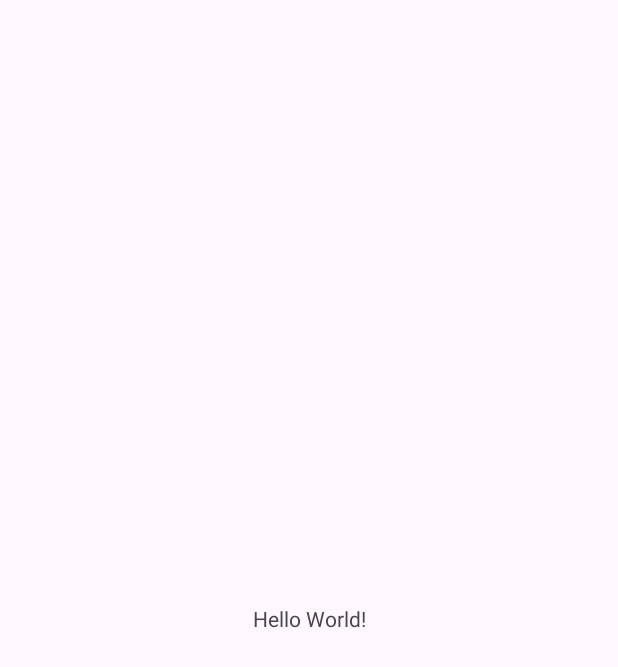
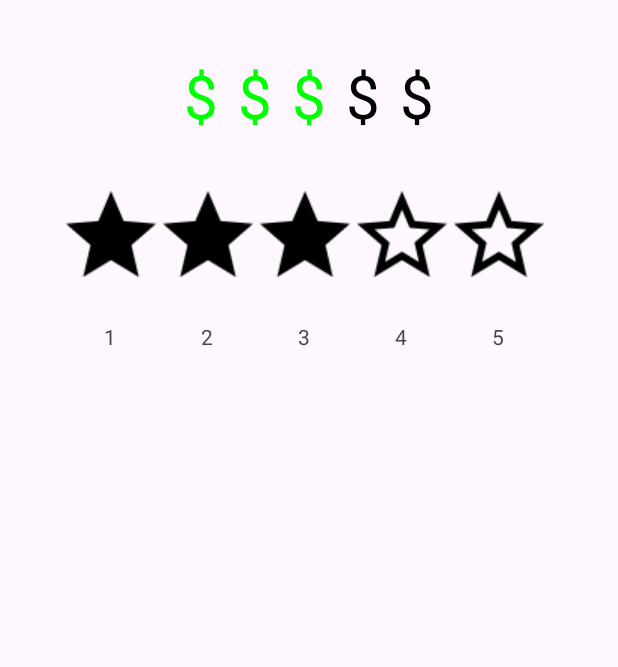
Before and after one commit to vishnukumar7/TypeRatingBar, an Android app: the screen it shows after launch (MainActivity), on a phone screen of 412 x 824 dp. Before the commit the part shown is almost empty. Shown: the top 667 px of the screen. Run offline under Robolectric (Android 15) with nearby library versions, the phone set to English and light mode, and no system bars.

Commit message:
2 type added 1. Text View Rating Bar 2. Image View Rating Bar

```diff
--- a/Type-Rating-Bar/src/main/java/io/github/typeratingbar/TypeRatingBar.kt
+++ b/Type-Rating-Bar/src/main/java/io/github/typeratingbar/TypeRatingBar.kt
@@ -2,6 +2,7 @@ package io.github.typeratingbar
 
 import android.annotation.SuppressLint
 import android.content.Context
+import android.content.res.ColorStateList
 import android.graphics.Color
 import android.graphics.Typeface
 import android.graphics.drawable.Drawable
@@ -14,41 +15,61 @@ import android.view.ViewGroup
 import android.widget.ImageView
 import android.widget.LinearLayout
 import android.widget.TextView
+import androidx.core.view.setPadding
+import java.time.format.TextStyle
 
 class TypeRatingBar(context: Context, attrs: AttributeSet) : LinearLayout(context, attrs) {
 
     private val DF_TOTAL_TICKS = 5
     private val DF_DEFAULT_TICKS = 3
-    private val DF_SIZE=R.dimen.trb_drawable_tick_default_star_size
-    private val DF_STAR_TO_TEXT=R.dimen.trb_drawable_tick_default_star_to_text_view_size
+    private val DF_SIZE=R.dimen.trb_drawable_star_default_star_size
+    private val DF_STAR_TO_TEXT=R.dimen.trb_drawable_star_default_star_to_text_view_size
     private val DF_CLICKABLE = true
-    private val DF_SYMBOLIC_TICK_RES: Int = R.string.trb_default_symbolic_string
-    private val DF_SYMBOLIC_TEXT_SIZE_RES: Int = R.dimen.trb_symbolic_tick_default_text_size
-    private val DF_SYMBOLIC_TEXT_STYLE = Typeface.NORMAL
-    private val DF_SYMBOLIC_TEXT_NORMAL_COLOR = Color.BLACK
-    private val DF_SYMBOLIC_TEXT_SELECTED_COLOR = Color.GRAY
-    private val DF_TICK_SPACING_RES: Int = R.dimen.trb_drawable_tick_default_spacing
+    private val DF_STAR_TICK_RES: Int = R.string.trb_default_text_string
+    private val DF_STAR_TEXT_SIZE_RES: Int = R.dimen.trb_symbolic_star_default_text_size
+    private val DF_STAR_TEXT_STYLE = Typeface.NORMAL
+    private val DF_STAR_TEXT_NORMAL_COLOR = Color.BLACK
+    private val DF_STAR_TEXT_SELECTED_COLOR = Color.GRAY
+    private val DF_STAR_NORMAL_DRAWABLE = R.drawable.ic_star_normal
+    private val DF_STAR_TINT_COLOR=R.color.trb_star_tint_color
+    private val DF_STAR_SELECTED_DRAWABLE=R.drawable.ic_star_selected
+    private val DF_TICK_SPACING_RES: Int = R.dimen.trb_drawable_star_default_spacing
     private val DF_RATING_BAR_TYPE=0
+    private val DF_PADDING_HORIZONTAL=R.dimen.trb_text_padding_horizontal
 
 
     private var totalTicks = 0
     private var lastSelectedTickIndex = 0
-    private var clickable = false
-    private var symbolicTick: String? = null
+    private var clickable = true
+    private var symbolicStar: String? = null
     private var customTextSize = 0
+    private var paddingHorizontal= 0
     private var customTextStyle = 0
     private var customTextNormalColor = 0
     private var customTextSelectedColor = 0
+    private var customStarTintColorStateList : ColorStateList? = null
     private var tickNormalDrawable: Drawable? = null
     private var tickSelectedDrawable: Drawable? = null
     private var tickSpacing = 0
     private var ratingBarType= 0
+
 
     private var useSymbolicTick = false
     private var rating = 0
     private var widthHeightSize=0
     private var starToTextViewSize=0
     private var listener: RatingListener? = null
+
+    fun setStarTintColor(colorStateList: ColorStateList){
+        customStarTintColorStateList=colorStateList
+        afterInit()
+    }
+
+    fun setStarTintColor(color: Int){
+        customStarTintColorStateList= ColorStateList.valueOf(color)
+        afterInit()
+    }
+
 
     init {
         val a = context.obtainStyledAttributes(attrs, R.styleable.TypeRatingBar)
@@ -59,40 +80,55 @@ class TypeRatingBar(context: Context, attrs: AttributeSet) : LinearLayout(contex
         //
         clickable = a.getBoolean(R.styleable.TypeRatingBar_trb_clickable, DF_CLICKABLE)
         //
-        symbolicTick = a.getString(R.styleable.TypeRatingBar_trb_symbolicTick)
-        if (symbolicTick == null) symbolicTick = context.getString(DF_SYMBOLIC_TICK_RES)
+        symbolicStar = a.getString(R.styleable.TypeRatingBar_android_text)
+        if (symbolicStar == null) symbolicStar = context.getString(DF_STAR_TICK_RES)
         //
         customTextSize = a.getDimensionPixelSize(
             R.styleable.TypeRatingBar_android_textSize,
-            context.resources.getDimensionPixelOffset(DF_SYMBOLIC_TEXT_SIZE_RES)
+            context.resources.getDimensionPixelOffset(DF_STAR_TEXT_SIZE_RES)
         )
         customTextStyle =
-            a.getInt(R.styleable.TypeRatingBar_android_textStyle, DF_SYMBOLIC_TEXT_STYLE)
+            a.getInt(R.styleable.TypeRatingBar_android_textStyle, DF_STAR_TEXT_STYLE)
         customTextNormalColor = a.getColor(
-            R.styleable.TypeRatingBar_trb_symbolicTickNormalColor,
-            DF_SYMBOLIC_TEXT_NORMAL_COLOR
+            R.styleable.TypeRatingBar_trb_normalColor,
+            DF_STAR_TEXT_NORMAL_COLOR
         )
         customTextSelectedColor = a.getColor(
-            R.styleable.TypeRatingBar_trb_symbolicTickSelectedColor,
-            DF_SYMBOLIC_TEXT_SELECTED_COLOR
+            R.styleable.TypeRatingBar_trb_selectedColor,
+            DF_STAR_TEXT_SELECTED_COLOR
         )
         //
-        tickNormalDrawable = a.getDrawable(R.styleable.TypeRatingBar_trb_tickNormalDrawable)
-        tickSelectedDrawable = a.getDrawable(R.styleable.TypeRatingBar_trb_tickSelectedDrawable)
+
+        tickNormalDrawable = a.getDrawable(R.styleable.TypeRatingBar_trb_normalDrawable)
+        if(tickNormalDrawable==null)
+            tickNormalDrawable=context.resources.getDrawable(DF_STAR_NORMAL_DRAWABLE,null)
+
+        tickSelectedDrawable = a.getDrawable(R.styleable.TypeRatingBar_trb_selectedDrawable)
+        if(tickSelectedDrawable==null)
+            tickSelectedDrawable=context.resources.getDrawable(DF_STAR_SELECTED_DRAWABLE,null)
+
+
+        customStarTintColorStateList = ColorStateList.valueOf(a.getColor(
+            R.styleable.TypeRatingBar_trb_tint_color,
+            context.resources.getColor(DF_STAR_TINT_COLOR,null)
+        ))
+
         tickSpacing = a.getDimensionPixelOffset(
-            R.styleable.TypeRatingBar_trb_tickSpacing,
+            R.styleable.TypeRatingBar_trb_starSpacing,
             context.resources.getDimensionPixelOffset(DF_TICK_SPACING_RES)
         )
 
         starToTextViewSize = a.getDimensionPixelOffset(
-            R.styleable.TypeRatingBar_trb_starToTextSize,
+            R.styleable.TypeRatingBar_trb_bwStarAndTxt,
             context.resources.getDimensionPixelOffset(DF_STAR_TO_TEXT)
         )
 
         widthHeightSize = a.getDimensionPixelOffset(
-            R.styleable.TypeRatingBar_trb_totalSize,
+            R.styleable.TypeRatingBar_trb_totalWdAndHt,
             context.resources.getDimensionPixelOffset(DF_SIZE)
         )
+
+        paddingHorizontal= a.getDimensionPixelOffset(R.styleable.TypeRatingBar_android_paddingHorizontal,context.resources.getDimensionPixelOffset(DF_PADDING_HORIZONTAL))
 
         afterInit()
 
@@ -122,10 +158,12 @@ class TypeRatingBar(context: Context, attrs: AttributeSet) : LinearLayout(contex
 //        }
         when(ratingBarType){
             0 -> {
+                useSymbolicTick=true
                 addSymbolicTick(context, position)
             }
 
             1 -> {
+                useSymbolicTick=false
                 addDrawableTick(context, position)
             }
         }
@@ -133,8 +171,9 @@ class TypeRatingBar(context: Context, attrs: AttributeSet) : LinearLayout(contex
 
     private fun addSymbolicTick(context: Context, position: Int) {
         val tv = TextView(context)
-        tv.text = symbolicTick
-        tv.setTextSize(TypedValue.COMPLEX_UNIT_PX, customTextSize.toFloat())
+        tv.text = symbolicStar
+        tv.setTextSize(TypedValue.COMPLEX_UNIT_SP, customTextSize.toFloat())
+        tv.setPadding(paddingHorizontal)
         if (customTextStyle != 0) {
             tv.setTypeface(Typeface.DEFAULT, customTextStyle)
         }
@@ -152,6 +191,7 @@ class TypeRatingBar(context: Context, attrs: AttributeSet) : LinearLayout(contex
         vertialLinearLayout.orientation=VERTICAL
         val iv = ImageView(context)
         iv.layoutParams= LayoutParams(widthHeightSize,widthHeightSize)
+        iv.imageTintList= customStarTintColorStateList
         iv.layoutParams= LayoutParams(ViewGroup.LayoutParams.WRAP_CONTENT, ViewGroup.LayoutParams.WRAP_CONTENT)
         updateTicksClickParameters(iv, position)
         vertialLinearLayout.addView(iv)
@@ -239,6 +279,8 @@ class TypeRatingBar(context: Context, attrs: AttributeSet) : LinearLayout(contex
                         iterator.onTick(checkViews2, i)
                     }
                 }
+            }else if(checkView is TextView){
+                iterator.onTick(checkView,i)
             }
         }
     }
@@ -361,12 +403,64 @@ class TypeRatingBar(context: Context, attrs: AttributeSet) : LinearLayout(contex
         redrawTicks()
     }
 
-    fun setSymbolicTick(tick: String?) {
-        symbolicTick = tick
+    fun setSymbolicStar(tick: String?) {
+        symbolicStar = tick
         afterInit()
     }
 
     fun getSymbolicTick(): String? {
-        return symbolicTick
+        return symbolicStar
+    }
+
+    fun setRatingBarType(type : Int){
+        ratingBarType=type
+        afterInit()
+    }
+
+    fun setTotalStar(totalStar : Int){
+        this.totalTicks=totalStar
+        afterInit()
+    }
+
+    fun getTotalStar() : Int = totalTicks
+
+    fun setText(text : String){
+        symbolicStar=text
+        afterInit()
+    }
+
+    fun setTextSize(textSize : Int){
+        customTextSize=textSize
+        afterInit()
+    }
+
+    fun setTextNormalColor(textColor : Int){
+        customTextNormalColor=textColor
+        afterInit()
+    }
+
+    fun setTextSelectedColor(textColor : Int){
+        customTextSelectedColor=textColor
+        afterInit()
+    }
+
+    fun setTextStyle(textStyle: Int){
+        customTextStyle=textStyle
+        afterInit()
+    }
+
+    fun setDrawableNormalDrawable(drawable: Drawable?){
+        tickNormalDrawable=drawable
+        afterInit()
+    }
+
+    fun setDrawableSelectedDrawable(drawable: Drawable?){
+        tickSelectedDrawable=drawable
+        afterInit()
+    }
+
+    fun setHorizontalPadding(padding : Int){
+        paddingHorizontal=padding
+        afterInit()
     }
 }
--- /dev/null
+++ b/Type-Rating-Bar/src/main/res/values/colors.xml
@@ -0,0 +1,4 @@
+<?xml version="1.0" encoding="utf-8"?>
+<resources>
+    <color name="trb_star_tint_color">#800000</color>
+</resources>
--- a/Type-Rating-Bar/src/main/res/values/dimens.xml
+++ b/Type-Rating-Bar/src/main/res/values/dimens.xml
@@ -1,7 +1,8 @@
 <?xml version="1.0" encoding="utf-8"?>
 <resources>
-    <dimen name="trb_symbolic_tick_default_text_size">15sp</dimen>
-    <dimen name="trb_drawable_tick_default_spacing">10dp</dimen>
-    <dimen name="trb_drawable_tick_default_star_to_text_view_size">50dp</dimen>
-    <dimen name="trb_drawable_tick_default_star_size">100dp</dimen>
+    <dimen name="trb_symbolic_star_default_text_size">20sp</dimen>
+    <dimen name="trb_drawable_star_default_spacing">5dp</dimen>
+    <dimen name="trb_drawable_star_default_star_to_text_view_size">30dp</dimen>
+    <dimen name="trb_drawable_star_default_star_size">10dp</dimen>
+    <dimen name="trb_text_padding_horizontal">0dp</dimen>
 </resources>
--- a/Type-Rating-Bar/src/main/res/values/strings.xml
+++ b/Type-Rating-Bar/src/main/res/values/strings.xml
@@ -1,5 +1,5 @@
 <resources>
     <string name="app_name">My Application</string>
-    <string name="trb_default_symbolic_string">$</string>
+    <string name="trb_default_text_string">$</string>
 
 </resources>
--- a/app/src/main/java/com/app/sampleapplication/MainActivity.kt
+++ b/app/src/main/java/com/app/sampleapplication/MainActivity.kt
@@ -1,15 +1,44 @@
 package com.app.sampleapplication
 
+import android.graphics.Color
 import androidx.appcompat.app.AppCompatActivity
 import android.os.Bundle
+import android.widget.TextView
+import io.github.typeratingbar.RatingType
 import io.github.typeratingbar.TypeRatingBar
+import java.lang.reflect.Type
 
 class MainActivity : AppCompatActivity() {
 
-    lateinit var typeRatingBar : TypeRatingBar
+    lateinit var type0RatingView : TypeRatingBar
+    lateinit var type1RatingView : TypeRatingBar
     override fun onCreate(savedInstanceState: Bundle?) {
         super.onCreate(savedInstanceState)
         setContentView(R.layout.activity_main)
 
+        //Type 0(Text type)---> Default Type
+        type0RatingView=findViewById(R.id.type0)
+        type0RatingView.setRatingBarType(RatingType.RATING_BAR_SYMBOLIC_TYPE)
+        type0RatingView.setText("$")
+        type0RatingView.setTextNormalColor(Color.BLACK)
+        type0RatingView.setTextSelectedColor(Color.GREEN)
+        type0RatingView.setHorizontalPadding(10)
+        type0RatingView.setTextSize(40)
+
+
+        type1RatingView = findViewById(R.id.type1)
+        type1RatingView.setRatingBarType(RatingType.RATING_BAR_IMAGE_TYPE)
+        type1RatingView.setDrawableNormalDrawable(getDrawable(io.github.typeratingbar.R.drawable.ic_star_normal)) ///--> default normal image
+        type1RatingView.setDrawableSelectedDrawable(getDrawable(io.github.typeratingbar.R.drawable.ic_star_selected)) /// default selected image
+        type1RatingView.setStarTintColor(Color.BLACK)
+        type1RatingView.setTotalStar(5)
+        type1RatingView.setHorizontalPadding(5)
+
+
+
+
+
+
+
     }
 }
--- a/app/src/main/res/layout/activity_main.xml
+++ b/app/src/main/res/layout/activity_main.xml
@@ -1,18 +1,23 @@
 <?xml version="1.0" encoding="utf-8"?>
-<androidx.constraintlayout.widget.ConstraintLayout xmlns:android="http://schemas.android.com/apk/res/android"
+<LinearLayout xmlns:android="http://schemas.android.com/apk/res/android"
     xmlns:app="http://schemas.android.com/apk/res-auto"
     xmlns:tools="http://schemas.android.com/tools"
     android:layout_width="match_parent"
+    android:gravity="center_horizontal"
+    android:orientation="vertical"
     android:layout_height="match_parent"
     tools:context=".MainActivity">
 
-    <TextView
+    <io.github.typeratingbar.TypeRatingBar
+        android:id="@+id/type0"
         android:layout_width="wrap_content"
-        android:layout_height="wrap_content"
-        android:text="Hello World!"
-        app:layout_constraintBottom_toBottomOf="parent"
-        app:layout_constraintEnd_toEndOf="parent"
-        app:layout_constraintStart_toStartOf="parent"
-        app:layout_constraintTop_toTopOf="parent" />
+        android:layout_marginTop="30dp"
+        android:layout_height="wrap_content" />
 
-</androidx.constraintlayout.widget.ConstraintLayout>
+    <io.github.typeratingbar.TypeRatingBar
+        android:id="@+id/type1"
+        android:layout_marginTop="30dp"
+        android:layout_width="wrap_content"
+        android:layout_height="wrap_content"/>
+
+</LinearLayout>
```
Also changed, not shown: Type-Rating-Bar/src/main/res/values/attrs.xml (+15 -8 lines).
